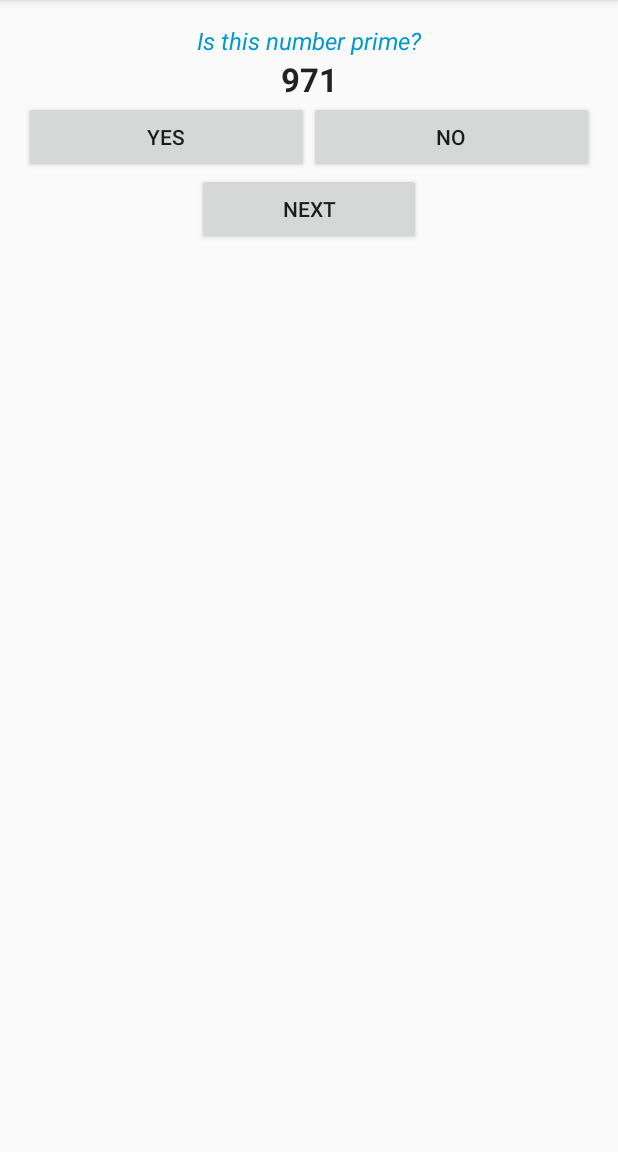
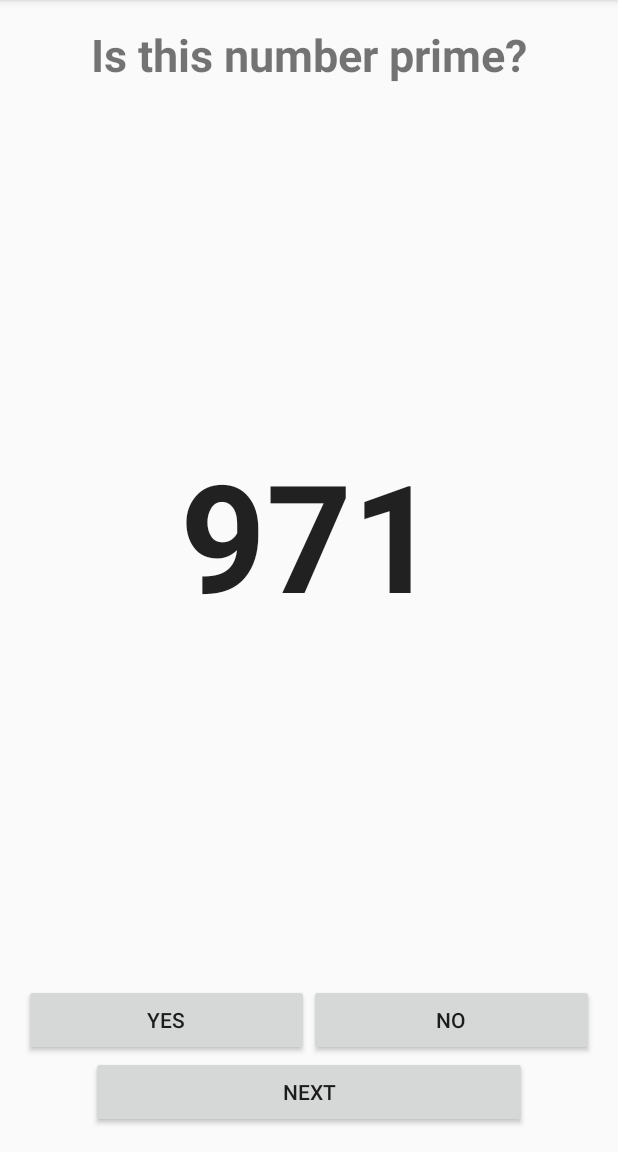
Before and after one commit to PrinceP/MCAssignmentOne, an Android app: the screen it shows after launch (QuizupActivity), after a tap on "YES", on a phone screen of 412 x 824 dp, the part 84-1236 px from its top. Run offline under Robolectric (Android 15) with nearby library versions, the phone set to English and light mode, and no system bars.

Commit message:
Updated the Layout.

```diff
--- a/app/src/main/java/com/example/root/assignmentone/QuizupActivity.java
+++ b/app/src/main/java/com/example/root/assignmentone/QuizupActivity.java
@@ -32,7 +32,7 @@ public class QuizupActivity extends AppCompatActivity {
 
     public boolean isPrime(){
 
-        for(int i = 2 ; i < randomNumber; i++){
+        for(int i = 2 ; i <= Math.sqrt(randomNumber); i++){
             if(randomNumber % i == 0)
                 return false;
         }
@@ -82,4 +82,29 @@ public class QuizupActivity extends AppCompatActivity {
 
 
     }
+
+    @Override
+    protected void onStop() {
+        super.onStop();
+    }
+
+    @Override
+    protected void onDestroy() {
+        super.onDestroy();
+    }
+
+    @Override
+    protected void onPause() {
+        super.onPause();
+    }
+
+    @Override
+    protected void onResume() {
+        super.onResume();
+    }
+
+    @Override
+    protected void onStart() {
+        super.onStart();
+    }
 }
--- a/app/src/main/res/layout/activity_quizup.xml
+++ b/app/src/main/res/layout/activity_quizup.xml
@@ -12,15 +12,15 @@
     <TableRow
         android:layout_width="match_parent"
         android:layout_height="wrap_content"
-        android:gravity="center_horizontal">
+        android:gravity="center_horizontal"
+        android:layout_weight="1">
 
         <TextView
             android:layout_width="wrap_content"
             android:layout_height="wrap_content"
             android:text="@string/message_1"
-            android:textColor="@android:color/holo_blue_dark"
-            android:textSize="@dimen/abc_text_size_menu_material"
-            android:textStyle="italic"/>
+            android:textSize="30dp"
+            android:textStyle="bold"/>
 
 
     </TableRow>
@@ -28,7 +28,8 @@
     <TableRow
         android:layout_width="match_parent"
         android:layout_height="wrap_content"
-        android:gravity="center_horizontal">
+        android:gravity="center_horizontal"
+        android:layout_weight="1">
 
         <TextView
             android:id="@+id/TextView_randomNumber"
@@ -37,7 +38,8 @@
             android:textColor="@color/abc_primary_text_material_light"
             android:textStyle="bold"
             android:gravity="center"
-            android:textSize="@dimen/abc_text_size_large_material" />
+            android:text="1000"
+            android:textSize="100dp" />
 
 
     </TableRow>
@@ -45,7 +47,9 @@
     <TableRow
         android:layout_width="match_parent"
         android:layout_height="wrap_content"
-        android:orientation="horizontal">
+        android:orientation="horizontal"
+        android:layout_gravity="center_vertical"
+        >
 
         <Button
             android:id="@+id/yesButton"
```
